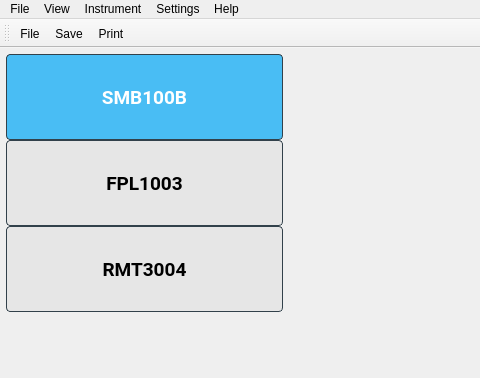
Above: tas7061if/widgets/wgMainWindow/wgMainWindow.ui from DoND8xforce/tas7061 before the change; both pictures show x 0 to 480 and y 0 to 378 of the 971 by 660 pixel window. Below: the same form after it.
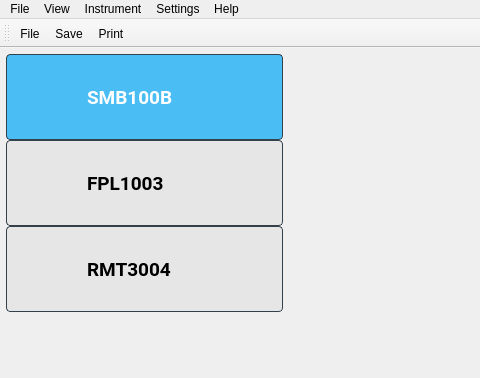
That is the form after the change. Icons and pictures are not drawn.

The edit to the form file:
```diff
--- a/tas7061if/widgets/wgMainWindow/wgMainWindow.ui
+++ b/tas7061if/widgets/wgMainWindow/wgMainWindow.ui
@@ -70,6 +70,8 @@
     padding: 3px;
     outline: none;
     min-width: 80px;
+	text-align: left;
+	padding-left: 80px;
 }
 
 QPushButton:checked {
@@ -79,6 +81,8 @@
 	color: #FFFFFF;
     padding: 3px;
     outline: none;
+	text-align: left;
+	padding-left: 80px;
 }
 
 QPushButton:pressed {
@@ -112,7 +116,7 @@
         <widget class="QPushButton" name="btnSmb100b">
          <property name="minimumSize">
           <size>
-           <width>88</width>
+           <width>165</width>
            <height>86</height>
           </size>
          </property>
@@ -152,7 +156,7 @@
         <widget class="QPushButton" name="btnFpl1003">
          <property name="minimumSize">
           <size>
-           <width>88</width>
+           <width>165</width>
            <height>86</height>
           </size>
          </property>
@@ -189,7 +193,7 @@
         <widget class="QPushButton" name="btnRmt3004">
          <property name="minimumSize">
           <size>
-           <width>88</width>
+           <width>165</width>
            <height>86</height>
           </size>
          </property>
```
Left out of the diff: 2 changed lines with no effect on the pictures.
